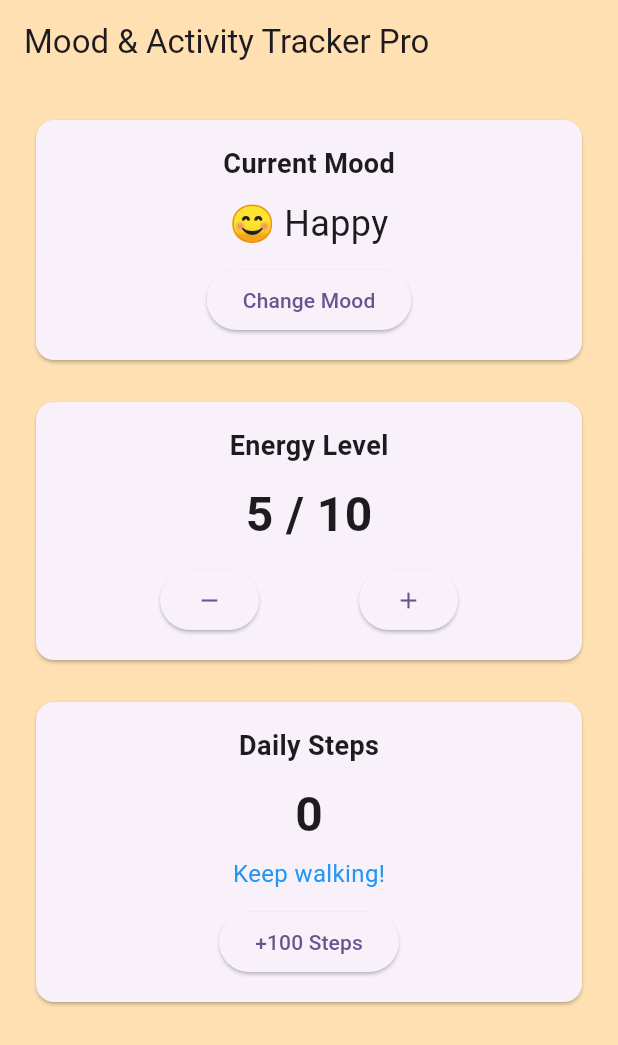
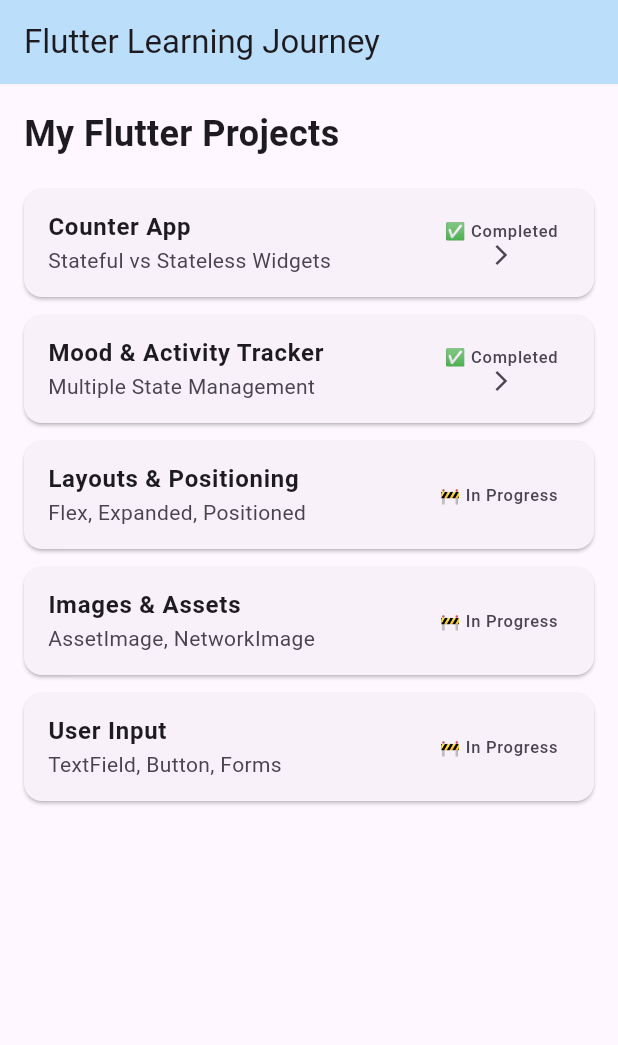
Before and after one commit to IMANARIYO/flutter-mastery-roadmap, a Flutter app: the screen it shows after launch, on a phone screen of 412 x 824 dp. Shown: the top 1045 px of the screen. Run offline on Flutter 3.47's test engine with Material 3 defaults, Android fonts, the phone set to English and light mode, and no system bars.

Commit message:
adding the very basic  setup  of learnibg  stet  full  widget  and  it  mehtods life  cyle and basicall having  checked the basics

```diff
--- a/lib/main.dart
+++ b/lib/main.dart
@@ -1,6 +1,6 @@
 import 'package:flutter/material.dart';
 
-import 'package:flutter_mastery_roadmap/screens/mood_activity_app.dart';
+import 'package:flutter_mastery_roadmap/screens/learning_dashboard.dart';
 
 void main() {
   runApp(const MyApp());
@@ -17,7 +17,7 @@
         colorScheme: ColorScheme.fromSeed(seedColor: Colors.deepPurple),
         useMaterial3: true,
       ),
-      home: const MoodActivityApp(),
+      home: const LearningDashboard(),
     );
   }
 }
--- /dev/null
+++ b/lib/screens/learning_dashboard.dart
@@ -0,0 +1,111 @@
+import 'package:flutter/material.dart';
+import 'package:flutter_mastery_roadmap/screens/parent_counter_creen.dart';
+
+import 'package:flutter_mastery_roadmap/screens/mood_activity_app.dart';
+// import 'package:flutter_mastery_roadmap/screens/home_page.dart';
+
+class LearningDashboard extends StatelessWidget {
+  const LearningDashboard({super.key});
+
+  @override
+  Widget build(BuildContext context) {
+    return Scaffold(
+      appBar: AppBar(
+        title: Text('Flutter Learning Journey'),
+        backgroundColor: Colors.blue.shade100,
+      ),
+      body: Padding(
+        padding: EdgeInsets.all(16),
+        child: Column(
+          crossAxisAlignment: CrossAxisAlignment.start,
+          children: [
+            Text(
+              'My Flutter Projects',
+              style: TextStyle(fontSize: 24, fontWeight: FontWeight.bold),
+            ),
+            SizedBox(height: 20),
+            Expanded(
+              child: ListView(
+                children: [
+                  _buildProjectCard(
+                    context,
+                    title: 'Counter App',
+                    description: 'Stateful vs Stateless Widgets',
+                    status: '✅ Completed',
+                    screen: ParentCounterScreen(),
+                  ),
+                  _buildProjectCard(
+                    context,
+                    title: 'Mood & Activity Tracker',
+                    description: 'Multiple State Management',
+                    status: '✅ Completed',
+                    screen: MoodActivityApp(),
+                  ),
+                  // _buildProjectCard(
+                  //   context,
+                  //   title: 'Basic Widgets Demo',
+                  //   description: 'Text, Container, Row, Column',
+                  //   status: '✅ Completed',
+                  //   screen: MyHomePage(),
+                  // ),
+                  _buildProjectCard(
+                    context,
+                    title: 'Layouts & Positioning',
+                    description: 'Flex, Expanded, Positioned',
+                    status: '🚧 In Progress',
+                    screen: null,
+                  ),
+                  _buildProjectCard(
+                    context,
+                    title: 'Images & Assets',
+                    description: 'AssetImage, NetworkImage',
+                    status: '🚧 In Progress',
+                    screen: null,
+                  ),
+                  _buildProjectCard(
+                    context,
+                    title: 'User Input',
+                    description: 'TextField, Button, Forms',
+                    status: '🚧 In Progress',
+                    screen: null,
+                  ),
+                ],
+              ),
+            ),
+          ],
+        ),
+      ),
+    );
+  }
+
+  Widget _buildProjectCard(
+    BuildContext context, {
+    required String title,
+    required String description,
+    required String status,
+    Widget? screen,
+  }) {
+    return Card(
+      margin: EdgeInsets.only(bottom: 12),
+      child: ListTile(
+        title: Text(title, style: TextStyle(fontWeight: FontWeight.bold)),
+        subtitle: Text(description),
+        trailing: Column(
+          mainAxisAlignment: MainAxisAlignment.center,
+          children: [
+            Text(status),
+            if (screen != null) Icon(Icons.arrow_forward_ios, size: 16),
+          ],
+        ),
+        onTap: screen != null
+            ? () {
+                Navigator.push(
+                  context,
+                  MaterialPageRoute(builder: (context) => screen),
+                );
+              }
+            : null,
+      ),
+    );
+  }
+}
```
Also changed, not shown: lib/screens/parent_counter_creen.dart (added, +58 -0 lines), 3 other files.
